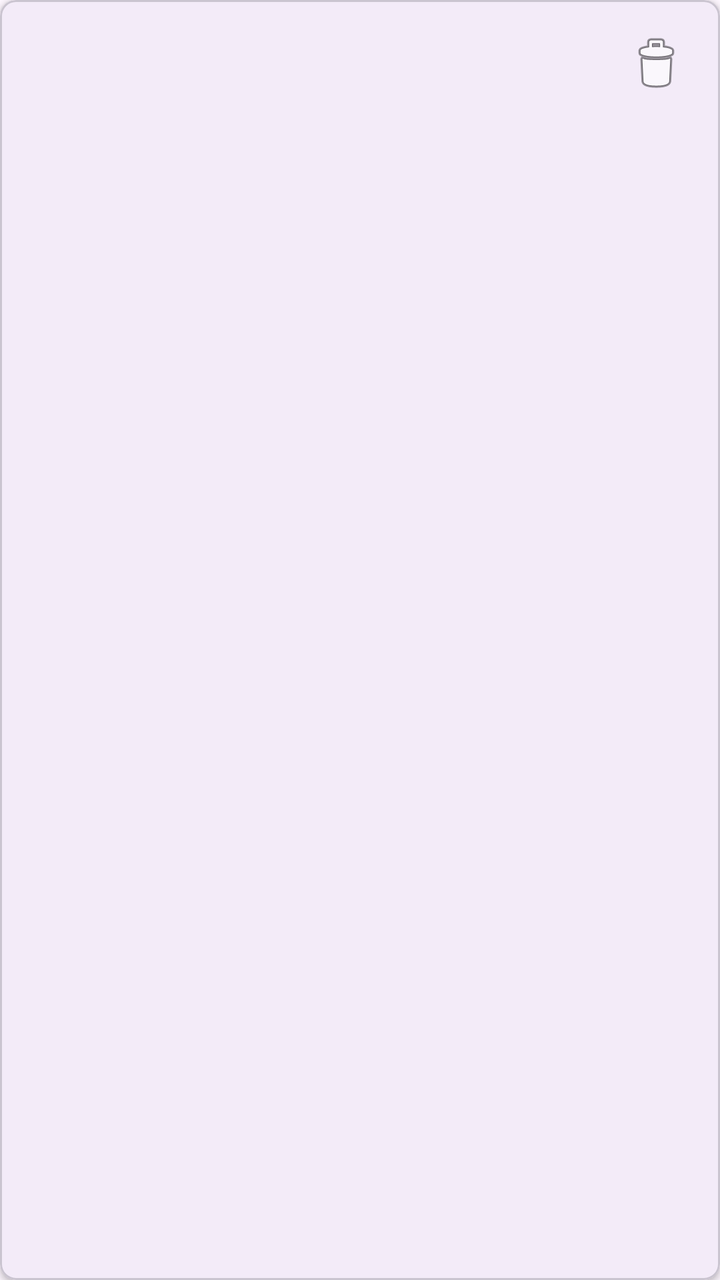
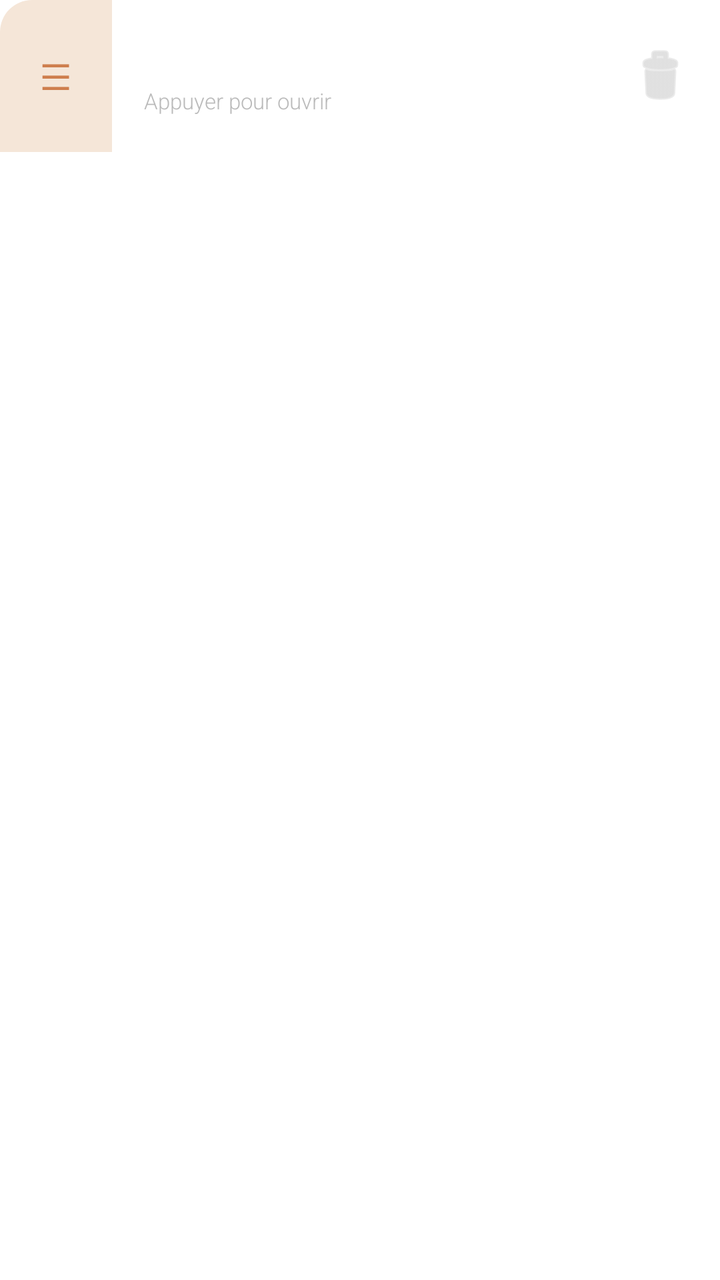

Screens rendered from an Android XML layout before and after an edit, with the pre-edit source and the edit as a unified diff.
<!-- AndroidManifest.xml: application theme Theme.MiamList -->
<!-- res/layout/item_shopping_list.xml -->
<?xml version="1.0" encoding="utf-8"?>
<com.google.android.material.card.MaterialCardView
    xmlns:android="http://schemas.android.com/apk/res/android"
    xmlns:app="http://schemas.android.com/apk/res-auto"
    android:layout_width="match_parent"
    android:layout_height="wrap_content"
    android:layout_margin="8dp"
    app:cardElevation="2dp"
    app:cardCornerRadius="8dp">

    <LinearLayout
        android:layout_width="match_parent"
        android:layout_height="wrap_content"
        android:orientation="horizontal"
        android:padding="16dp"
        android:gravity="center_vertical">

        <TextView
            android:id="@+id/tvListName"
            android:layout_width="0dp"
            android:layout_height="wrap_content"
            android:layout_weight="1"
            android:textSize="16sp"
            android:textStyle="bold" />

        <ImageButton
            android:id="@+id/btnDeleteList"
            android:layout_width="wrap_content"
            android:layout_height="wrap_content"
            android:src="@android:drawable/ic_menu_delete"
            android:background="?attr/selectableItemBackgroundBorderless"
            android:contentDescription="Supprimer" />

    </LinearLayout>

</com.google.android.material.card.MaterialCardView>
<!-- resources referenced by this layout -->
<resources>
  <style name="Theme.MiamList" parent="Base.Theme.MiamList" />
  <style name="Base.Theme.MiamList" parent="Theme.Material3.DayNight.NoActionBar">
          
          
      </style>
</resources>

<!-- the commit's change to res/layout/item_shopping_list.xml (unified diff, before → after) -->
@@ -1,36 +1,81 @@
 <?xml version="1.0" encoding="utf-8"?>
-<com.google.android.material.card.MaterialCardView
+<androidx.cardview.widget.CardView
     xmlns:android="http://schemas.android.com/apk/res/android"
     xmlns:app="http://schemas.android.com/apk/res-auto"
     android:layout_width="match_parent"
     android:layout_height="wrap_content"
-    android:layout_margin="8dp"
-    app:cardElevation="2dp"
-    app:cardCornerRadius="8dp">
+    android:layout_marginBottom="10dp"
+    app:cardBackgroundColor="#FFFFFF"
+    app:cardElevation="0dp"
+    app:cardCornerRadius="16dp"
+    app:contentPadding="0dp">
 
     <LinearLayout
         android:layout_width="match_parent"
         android:layout_height="wrap_content"
         android:orientation="horizontal"
-        android:padding="16dp"
-        android:gravity="center_vertical">
+        android:gravity="center_vertical"
+        android:minHeight="76dp">
 
-        <TextView
-            android:id="@+id/tvListName"
+        
+        <FrameLayout
+            android:layout_width="56dp"
+            android:layout_height="match_parent"
+            android:background="#F5E6D8"
+            android:minHeight="76dp">
+
+            <TextView
+                android:layout_width="wrap_content"
+                android:layout_height="wrap_content"
+                android:layout_gravity="center"
+                android:text="☰"
+                android:textSize="18sp"
+                android:textColor="#CE7E4D" />
+        </FrameLayout>
+
+        
+        <LinearLayout
             android:layout_width="0dp"
             android:layout_height="wrap_content"
             android:layout_weight="1"
-            android:textSize="16sp"
-            android:textStyle="bold" />
+            android:orientation="vertical"
+            android:paddingStart="16dp"
+            android:paddingEnd="8dp"
+            android:paddingTop="18dp"
+            android:paddingBottom="18dp">
 
+            <TextView
+                android:id="@+id/tvListName"
+                android:layout_width="match_parent"
+                android:layout_height="wrap_content"
+                android:textSize="16sp"
+                android:fontFamily="sans-serif-light"
+                android:textColor="#1A1A1A"
+                android:letterSpacing="0.01"
+                android:maxLines="1"
+                android:ellipsize="end" />
+
+            <TextView
+                android:layout_width="wrap_content"
+                android:layout_height="wrap_content"
+                android:text="Appuyer pour ouvrir"
+                android:textSize="11sp"
+                android:fontFamily="sans-serif-light"
+                android:textColor="#BBBBBB"
+                android:layout_marginTop="3dp" />
+        </LinearLayout>
+
+        
         <ImageButton
             android:id="@+id/btnDeleteList"
-            android:layout_width="wrap_content"
-            android:layout_height="wrap_content"
+            android:layout_width="44dp"
+            android:layout_height="44dp"
+            android:layout_marginEnd="8dp"
             android:src="@android:drawable/ic_menu_delete"
             android:background="?attr/selectableItemBackgroundBorderless"
-            android:contentDescription="Supprimer" />
+            android:contentDescription="Supprimer"
+            android:tint="#CCCCCC" />
 
     </LinearLayout>
 
-</com.google.android.material.card.MaterialCardView>
+</androidx.cardview.widget.CardView>
<!-- resource entries referenced after the edit -->
@@ -1,9 +1,35 @@
 <!-- resources referenced by this layout -->
 <resources>
   <style name="Theme.MiamList" parent="Base.Theme.MiamList" />
-  <style name="Base.Theme.MiamList" parent="Theme.Material3.DayNight.NoActionBar">
+  <style name="Base.Theme.MiamList" parent="Theme.Material3.Light.NoActionBar">
           
+          <item name="colorPrimary">@color/accent</item>
+          <item name="colorOnPrimary">@color/on_accent</item>
+          <item name="colorPrimaryContainer">@color/accent_light</item>
+          <item name="colorOnPrimaryContainer">@color/on_surface</item>
+  
           
+          <item name="colorSurface">@color/background</item>
+          <item name="colorOnSurface">@color/on_surface</item>
+          <item name="colorSurfaceVariant">@color/surface</item>
+          <item name="android:colorBackground">@color/background</item>
+          <item name="android:windowBackground">@color/background</item>
+  
+          
+          <item name="colorOutline">@color/outline</item>
+  
+          
+          <item name="android:fontFamily">sans-serif-light</item>
+  
+          
+          <item name="elevationOverlayEnabled">false</item>
       </style>
+  <color name="accent">#CE7E4D</color>
+  <color name="on_accent">#FFFFFF</color>
+  <color name="accent_light">#F5E6D8</color>
+  <color name="on_surface">#1A1A1A</color>
+  <color name="background">#FFFFFF</color>
+  <color name="surface">#FAFAFA</color>
+  <color name="outline">#D0D0D0</color>
 </resources>
 
